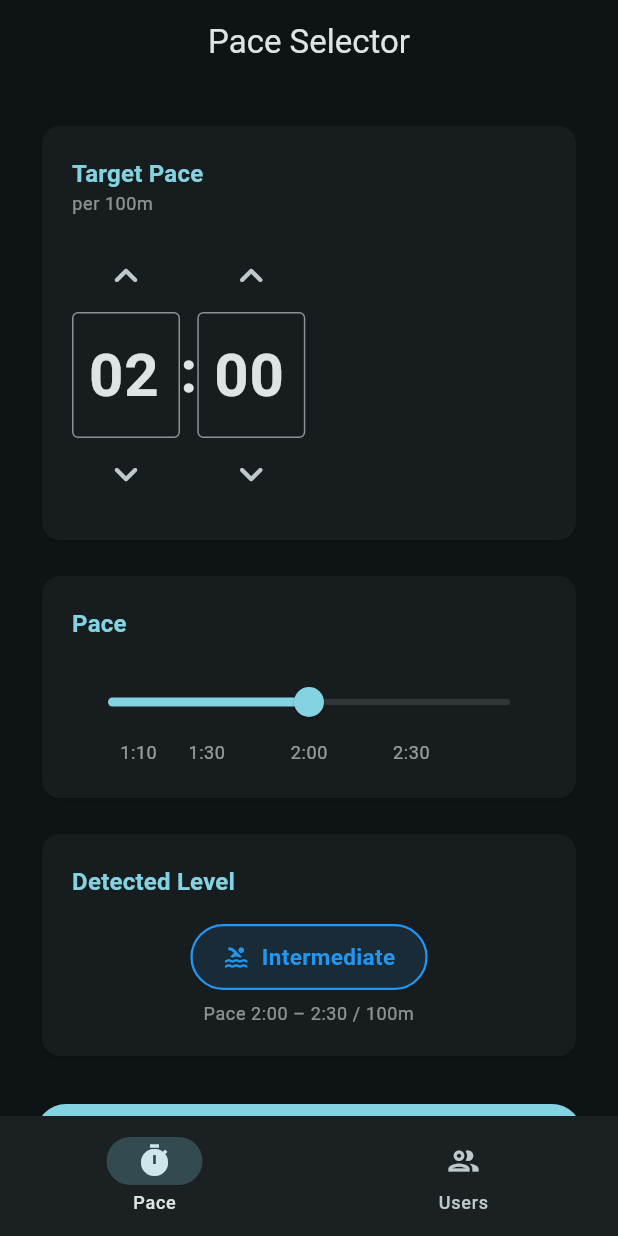
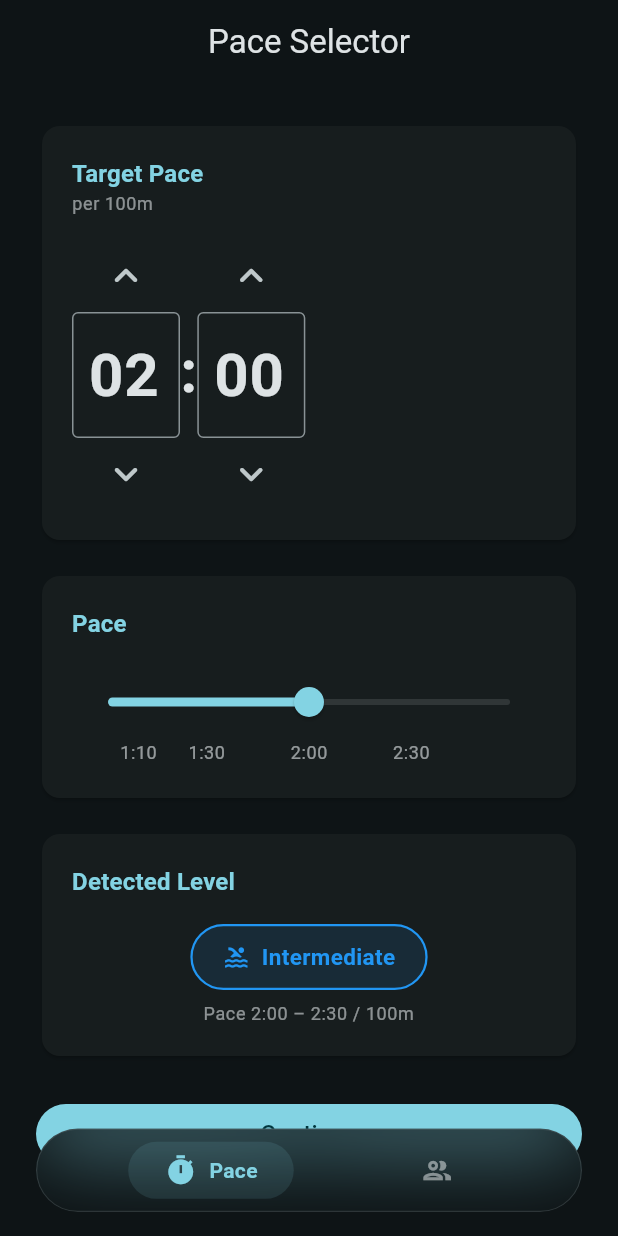
Before and after one commit to yurecKovalchuk/swim_success_dev, a Flutter app: the screen it shows after launch, on a phone screen of 412 x 824 dp. Run offline on Flutter 3.47's test engine with Material 3 defaults, Android fonts, the phone set to English and light mode, and no system bars; our stand-ins replace auto_route, dio, flutter_bloc, freezed_annotation, get_it.

Commit message:
feat: floating glass bottom navigation bar
- Custom _FloatingGlassNavBar: BackdropFilter blur + semi-transparent
  surface + rounded corners 32px + subtle border and drop shadow
- Active tab animates icon + label expand, inactive shows icon only
- extendBody: true so content scrolls behind the navbar
- kFloatingNavBarHeight constant used by all scrollable screens
- PaceSelectorScreen and UsersListScreen both add bottom padding so
  last item is always fully visible above the navbar

```diff
--- a/lib/app/app_shell.dart
+++ b/lib/app/app_shell.dart
@@ -1,7 +1,12 @@
+import 'dart:ui';
+
 import 'package:auto_route/auto_route.dart';
 import 'package:flutter/material.dart';
 import 'package:swim_success_dev/app/app_router/app_router.gr.dart';
 import 'package:swim_success_dev/core/extensions/l10n_extension.dart';
+
+// Height of the floating navbar itself (excluding system bottom inset)
+const double kFloatingNavBarHeight = 80.0;
 
 @RoutePage()
 class AppShellScreen extends StatelessWidget {
@@ -10,26 +15,128 @@ class AppShellScreen extends StatelessWidget {
   @override
   Widget build(BuildContext context) {
     return AutoTabsScaffold(
+      extendBody: true,
       routes: const [
         PaceSelectorRoute(),
         UsersListRoute(),
       ],
-      bottomNavigationBuilder: (_, tabsRouter) => NavigationBar(
+      bottomNavigationBuilder: (_, tabsRouter) => _FloatingGlassNavBar(
         selectedIndex: tabsRouter.activeIndex,
         onDestinationSelected: tabsRouter.setActiveIndex,
         destinations: [
-          NavigationDestination(
-            icon: const Icon(Icons.timer_outlined),
-            selectedIcon: const Icon(Icons.timer),
-            label: context.l10n.navPace,
-          ),
-          NavigationDestination(
-            icon: const Icon(Icons.people_outlined),
-            selectedIcon: const Icon(Icons.people),
-            label: context.l10n.navUsers,
-          ),
+          (icon: Icons.timer_outlined, selectedIcon: Icons.timer,
+            label: context.l10n.navPace),
+          (icon: Icons.people_outlined, selectedIcon: Icons.people,
+            label: context.l10n.navUsers),
         ],
       ),
     );
   }
 }
+
+class _FloatingGlassNavBar extends StatelessWidget {
+  final int selectedIndex;
+  final ValueChanged<int> onDestinationSelected;
+  final List<({IconData icon, IconData selectedIcon, String label})>
+      destinations;
+
+  const _FloatingGlassNavBar({
+    required this.selectedIndex,
+    required this.onDestinationSelected,
+    required this.destinations,
+  });
+
+  @override
+  Widget build(BuildContext context) {
+    final theme = Theme.of(context);
+    final bottomInset = MediaQuery.of(context).padding.bottom;
+
+    return Padding(
+      padding: EdgeInsets.fromLTRB(24, 0, 24, bottomInset + 16),
+      child: ClipRRect(
+        borderRadius: BorderRadius.circular(32),
+        child: BackdropFilter(
+          filter: ImageFilter.blur(sigmaX: 24, sigmaY: 24),
+          child: Container(
+            decoration: BoxDecoration(
+              color: theme.colorScheme.surface.withAlpha(140),
+              borderRadius: BorderRadius.circular(32),
+              border: Border.all(
+                color: theme.colorScheme.outline.withAlpha(60),
+                width: 0.8,
+              ),
+              boxShadow: [
+                BoxShadow(
+                  color: Colors.black.withAlpha(40),
+                  blurRadius: 24,
+                  offset: const Offset(0, 8),
+                ),
+              ],
+            ),
+            padding: const EdgeInsets.symmetric(vertical: 8),
+            child: Row(
+              mainAxisAlignment: MainAxisAlignment.spaceEvenly,
+              children: List.generate(destinations.length, (index) {
+                final dest = destinations[index];
+                final isSelected = index == selectedIndex;
+                final color = isSelected
+                    ? theme.colorScheme.primary
+                    : theme.colorScheme.onSurface.withAlpha(140);
+
+                return GestureDetector(
+                  onTap: () => onDestinationSelected(index),
+                  behavior: HitTestBehavior.opaque,
+                  child: AnimatedContainer(
+                    duration: const Duration(milliseconds: 200),
+                    curve: Curves.easeInOut,
+                    padding: const EdgeInsets.symmetric(
+                      horizontal: 24,
+                      vertical: 8,
+                    ),
+                    decoration: BoxDecoration(
+                      color: isSelected
+                          ? theme.colorScheme.primary.withAlpha(30)
+                          : Colors.transparent,
+                      borderRadius: BorderRadius.circular(20),
+                    ),
+                    child: Row(
+                      mainAxisSize: MainAxisSize.min,
+                      children: [
+                        AnimatedSwitcher(
+                          duration: const Duration(milliseconds: 200),
+                          child: Icon(
+                            isSelected ? dest.selectedIcon : dest.icon,
+                            key: ValueKey(isSelected),
+                            color: color,
+                            size: 22,
+                          ),
+                        ),
+                        AnimatedSize(
+                          duration: const Duration(milliseconds: 200),
+                          curve: Curves.easeInOut,
+                          child: isSelected
+                              ? Padding(
+                                  padding: const EdgeInsets.only(left: 8),
+                                  child: Text(
+                                    dest.label,
+                                    style: TextStyle(
+                                      color: color,
+                                      fontWeight: FontWeight.w600,
+                                      fontSize: 14,
+                                    ),
+                                  ),
+                                )
+                              : const SizedBox.shrink(),
+                        ),
+                      ],
+                    ),
+                  ),
+                );
+              }),
+            ),
+          ),
+        ),
+      ),
+    );
+  }
+}
--- a/lib/features/pace_selector/screen/pace_selector_screen.dart
+++ b/lib/features/pace_selector/screen/pace_selector_screen.dart
@@ -1,6 +1,7 @@
 import 'package:auto_route/auto_route.dart';
 import 'package:flutter/material.dart';
 import 'package:flutter_bloc/flutter_bloc.dart';
+import 'package:swim_success_dev/app/app_shell.dart';
 import 'package:swim_success_dev/core/extensions/l10n_extension.dart';
 import 'package:swim_success_dev/features/pace_selector/bloc/pace_selector_cubit.dart';
 import 'package:swim_success_dev/features/pace_selector/bloc/pace_selector_state.dart';
@@ -56,8 +57,11 @@ class _PaceSelectorView extends StatelessWidget {
           final sliderValue =
               state.paceSeconds.toDouble().clamp(_kSliderMin, _kSliderMax);
 
+          final bottomInset = MediaQuery.of(context).padding.bottom;
           return SingleChildScrollView(
-            padding: const EdgeInsets.all(24),
+            padding: EdgeInsets.fromLTRB(
+              24, 24, 24, bottomInset + kFloatingNavBarHeight,
+            ),
             child: Column(
               crossAxisAlignment: CrossAxisAlignment.stretch,
               children: [
--- a/lib/features/users/screen/users_list_screen.dart
+++ b/lib/features/users/screen/users_list_screen.dart
@@ -2,6 +2,7 @@ import 'package:auto_route/auto_route.dart';
 import 'package:flutter/material.dart';
 import 'package:flutter_bloc/flutter_bloc.dart';
 import 'package:swim_success_dev/app/app_router/app_router.gr.dart';
+import 'package:swim_success_dev/app/app_shell.dart';
 import 'package:swim_success_dev/core/extensions/l10n_extension.dart';
 import 'package:swim_success_dev/features/users/bloc/users_cubit.dart';
 import 'package:swim_success_dev/features/users/bloc/users_state.dart';
@@ -104,10 +105,14 @@ class _UsersList extends StatelessWidget {
       );
     }
 
+    final bottomInset = MediaQuery.of(context).padding.bottom;
     return RefreshIndicator(
       onRefresh: cubit.fetchUsers,
       child: ListView.separated(
-        padding: const EdgeInsets.symmetric(vertical: 8),
+        padding: EdgeInsets.only(
+          top: 8,
+          bottom: bottomInset + kFloatingNavBarHeight,
+        ),
         itemCount: users.length,
         separatorBuilder: (_, _) => const Divider(height: 1),
         itemBuilder: (context, index) => UserListTile(
```
